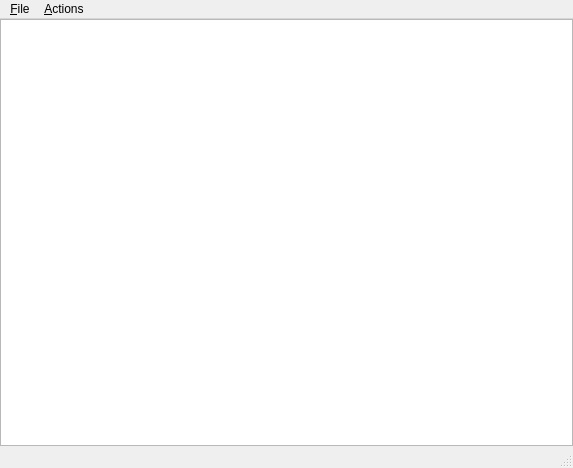
Pyodin/bhs-trading, file examples-master/itemviews/editabletreemodel/mainwindow.ui: the form before one commit.
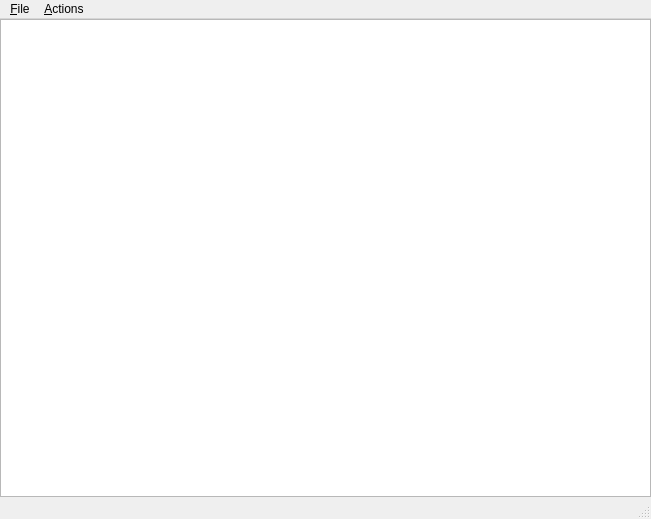
The form after the commit.

Diff of the .ui file:
```diff
--- a/examples-master/itemviews/editabletreemodel/mainwindow.ui
+++ b/examples-master/itemviews/editabletreemodel/mainwindow.ui
@@ -1,12 +1,12 @@
 <ui version="4.0" >
  <class>MainWindow</class>
- <widget class="QMainWindow" name="MainWindow" >
-  <property name="geometry" >
+ <widget class="QMainWindow" name="MainWindow">
+  <property name="geometry">
    <rect>
     <x>0</x>
     <y>0</y>
-    <width>573</width>
-    <height>468</height>
+    <width>651</width>
+    <height>519</height>
    </rect>
   </property>
   <property name="windowTitle" >
@@ -41,23 +41,23 @@
     </item>
    </layout>
   </widget>
-  <widget class="QMenuBar" name="menubar" >
-   <property name="geometry" >
+  <widget class="QMenuBar" name="menubar">
+   <property name="geometry">
     <rect>
      <x>0</x>
      <y>0</y>
-     <width>573</width>
-     <height>31</height>
+     <width>651</width>
+     <height>21</height>
     </rect>
    </property>
-   <widget class="QMenu" name="fileMenu" >
-    <property name="title" >
+   <widget class="QMenu" name="fileMenu">
+    <property name="title">
      <string>&amp;File</string>
     </property>
     <addaction name="exitAction" />
    </widget>
-   <widget class="QMenu" name="actionsMenu" >
-    <property name="title" >
+   <widget class="QMenu" name="actionsMenu">
+    <property name="title">
      <string>&amp;Actions</string>
     </property>
     <addaction name="insertRowAction" />
@@ -68,8 +68,8 @@
     <addaction name="separator" />
     <addaction name="insertChildAction" />
    </widget>
-   <addaction name="fileMenu" />
-   <addaction name="actionsMenu" />
+   <addaction name="fileMenu"/>
+   <addaction name="actionsMenu"/>
   </widget>
   <widget class="QStatusBar" name="statusbar" />
   <action name="exitAction" >
```
Left out of the diff: 89 changed lines with no effect on the pictures.
